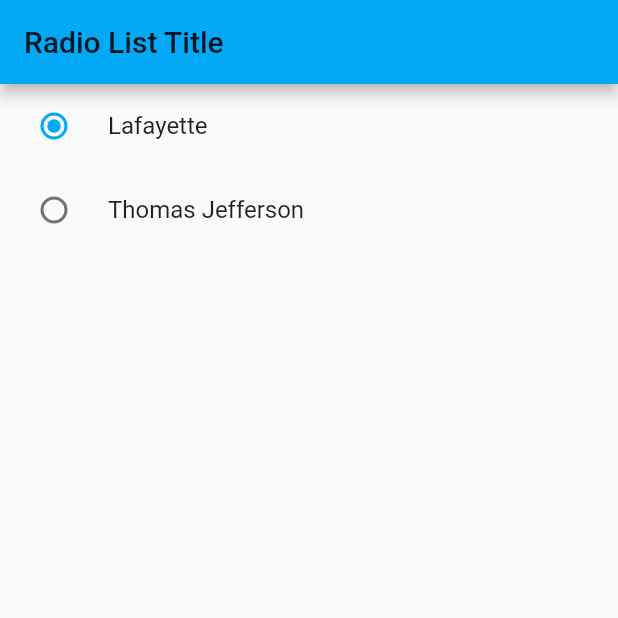
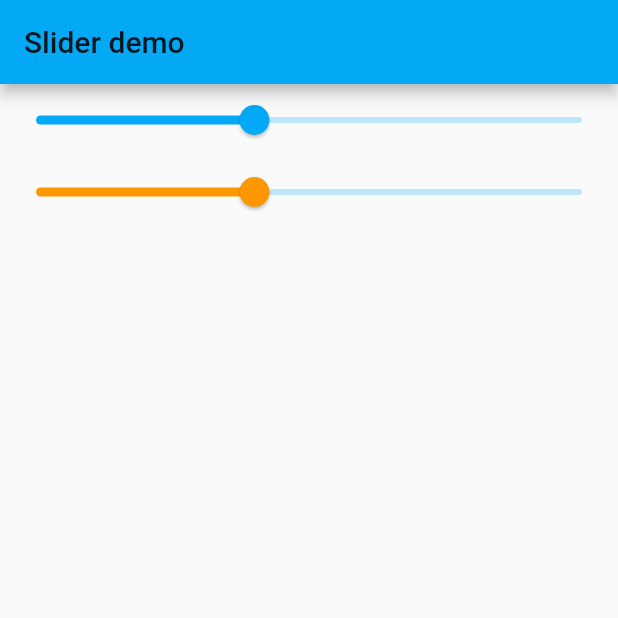
Before and after one commit to mojiajuzi/flutter-example, a Flutter app: the screen it shows after launch, on a phone screen of 412 x 824 dp, the top half of it. Run offline on Flutter 3.47's test engine with Material 2 defaults, Android fonts, the phone set to English and light mode, and no system bars.

Commit message:
slide page

```diff
--- a/lib/main.dart
+++ b/lib/main.dart
@@ -1,5 +1,5 @@
 import 'package:flutter/material.dart';
-import 'radio_list_title_page.dart';
+import 'side_page.dart';
 
 void main() => runApp(new Demo());
 
@@ -9,6 +9,6 @@ class Demo extends StatelessWidget {
     return MaterialApp(
         title: 'Kodeversitas',
         theme: ThemeData(primarySwatch: Colors.lightBlue),
-        home: MyRadioListTile());
+        home: MySlider());
   }
 }
--- /dev/null
+++ b/lib/side_page.dart
@@ -0,0 +1,48 @@
+import 'package:flutter/material.dart';
+
+class MySlider extends StatefulWidget {
+  @override
+  _MySliderState createState() => new _MySliderState();
+}
+
+class _MySliderState extends State<MySlider> {
+  num initValue = 0.4;
+
+  @override
+  Widget build(BuildContext context) {
+    return new Scaffold(
+      appBar: AppBar(
+        title: Text('Slider demo'),
+      ),
+      body: new Center(
+        child: new Column(
+          children: <Widget>[
+            Slider(
+              onChanged: (value) {
+                setState(() {
+                  initValue = value;
+                });
+              },
+              min: 0.0,
+              max: 1.0,
+              value: initValue,
+              label: 'Volide',
+            ),
+            Slider(
+              onChanged: (value) {
+                setState(() {
+                  initValue = value;
+                });
+              },
+              min: 0.0,
+              max: 1.0,
+              value: initValue,
+              activeColor: Colors.orange,
+              label: 'Volide',
+            )
+          ],
+        ),
+      ),
+    );
+  }
+}
```
